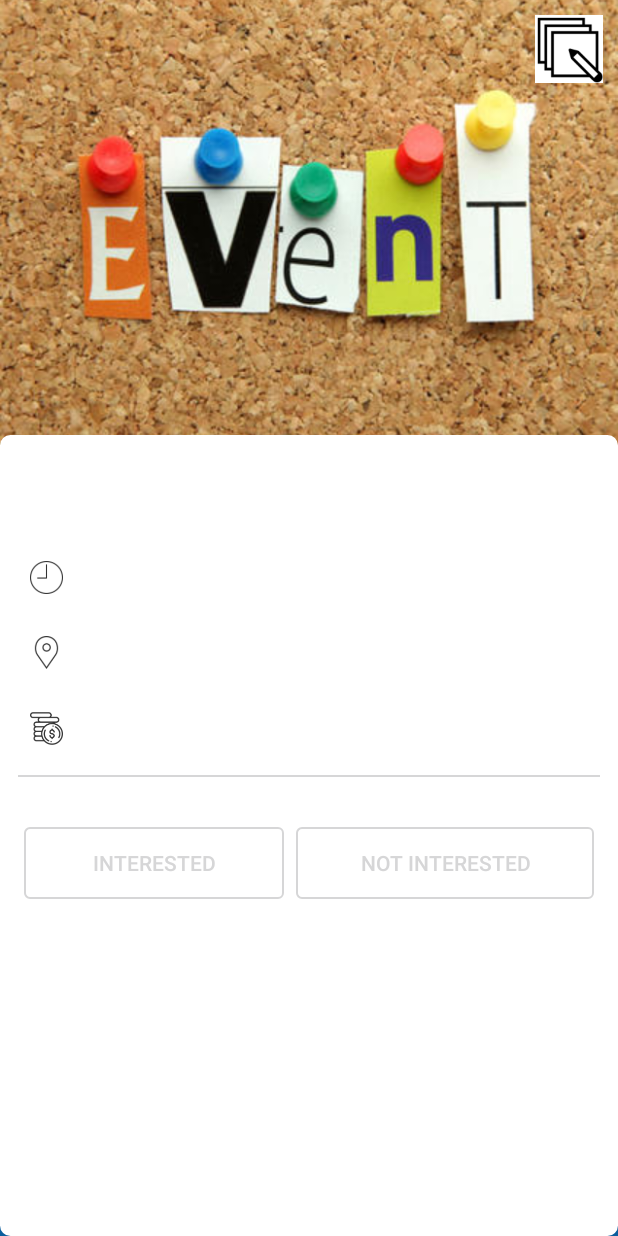
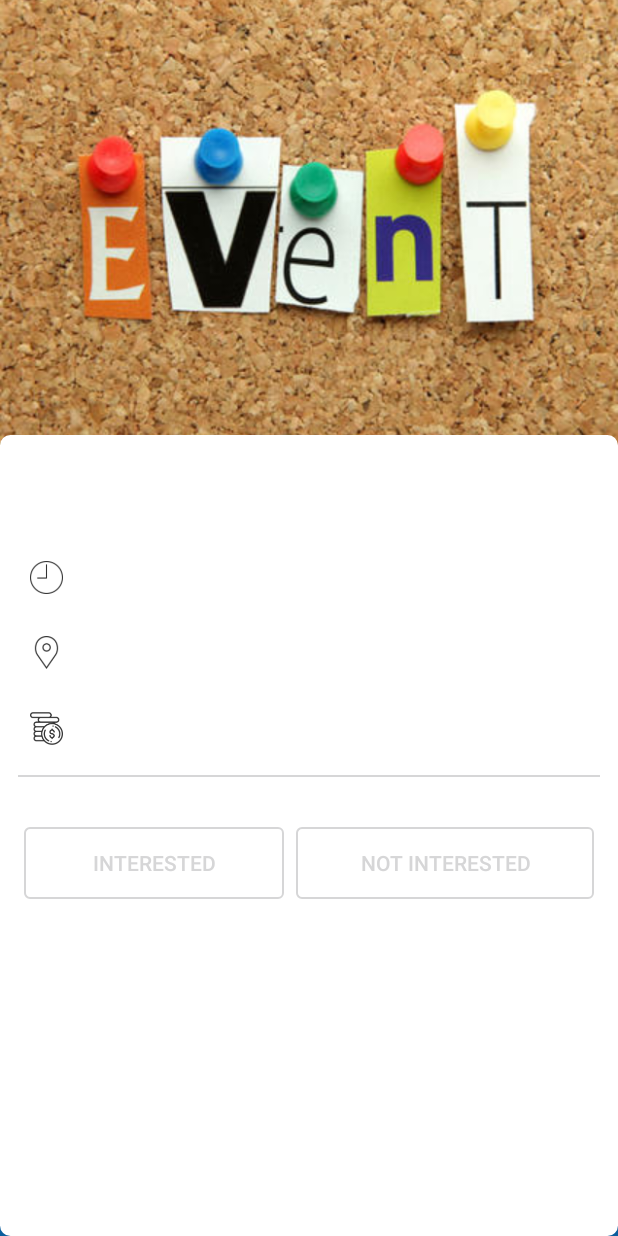
Before and after one commit to matwes/Sportify, an Android app: the EventDetailsActivity screen opened directly, with no data from a screen before it, on a phone screen of 412 x 824 dp. Run offline under Robolectric (Android 15) with nearby library versions, the phone set to English and light mode, and no system bars; our stand-ins replace ButterKnife, Picasso; pictures from the network do not load.

Commit message:
event update

```diff
--- a/app/src/main/java/matwes/zpi/domain/Price.java
+++ b/app/src/main/java/matwes/zpi/domain/Price.java
@@ -10,7 +10,7 @@ public class Price implements Serializable {
     private double min;
     private double max;
 
-    public Price(String currency, int min, int max) {
+    public Price(String currency, double min, double max) {
         this.currency = currency;
         this.min = min;
         this.max = max;
--- a/app/src/main/java/matwes/zpi/eventDetails/EventDetailsActivity.java
+++ b/app/src/main/java/matwes/zpi/eventDetails/EventDetailsActivity.java
@@ -49,7 +49,8 @@ public class EventDetailsActivity extends AppCompatActivity {
     private TextView eName, eType, eTime, ePlace, ePlace2, eMoney, eMembers;
     private Button btnInt, btnNInt;
 
-    @BindView(R.id.editButton) ImageView editButtonImage;
+    String eventId = "";
+    @BindView(R.id.editButton) Button editButtonImage;
 
     @SuppressLint("SetTextI18n")
     @Override
@@ -61,9 +62,10 @@ public class EventDetailsActivity extends AppCompatActivity {
         api = RestService.getApiInstance();
 
         Intent intent = getIntent();
-        final String eventId = intent.getStringExtra("eventId");
+        eventId = intent.getStringExtra("eventId");
 
-        getEvent(eventId);
+        editButtonImage.setVisibility(View.GONE);
+
         eImage = findViewById(R.id.eventImage);
         eName = findViewById(R.id.eventName);
         eType = findViewById(R.id.eventType);
@@ -121,11 +123,6 @@ public class EventDetailsActivity extends AppCompatActivity {
             }
         });
 
-//        if (event.isCreator()) {
-//            editButtonImage.setVisibility(View.VISIBLE);
-//        }else {
-//            editButtonImage.setVisibility(View.GONE);
-//        }
     }
 
     @OnClick(R.id.editButton)
@@ -133,6 +130,12 @@ public class EventDetailsActivity extends AppCompatActivity {
         Intent intent = new Intent(this, AddEventActivity.class);
         intent.putExtra("event", event);
         startActivity(intent);
+    }
+
+    @Override
+    public void onResume() {
+        super.onResume();
+        getEvent(eventId);
     }
 
     private void handleResponse(Call<SuccessResponse> call) {
@@ -222,6 +225,11 @@ public class EventDetailsActivity extends AppCompatActivity {
                 System.out.println(event);
 
                 initializeMap();
+                if (event.isCreator()) {
+                    editButtonImage.setVisibility(View.VISIBLE);
+                }else {
+                    editButtonImage.setVisibility(View.GONE);
+                }
             }
 
             @Override
--- a/app/src/main/res/layout/activity_event_details.xml
+++ b/app/src/main/res/layout/activity_event_details.xml
@@ -22,17 +22,19 @@
             android:scaleType="centerCrop"
             android:src="@drawable/event_placeholder" />
 
-        <ImageView
+        <Button
             android:layout_marginRight="10dp"
             android:layout_marginTop="10dp"
             android:layout_alignParentRight="true"
             android:id="@+id/editButton"
-            android:layout_width="45dp"
+            android:layout_width="100dp"
             android:layout_height="45dp"
-            android:src="@drawable/edit_icon"
-            android:scaleType="centerCrop"
-            android:background="@color/white"
+            android:text="Edytuj"
+            android:elevation="10dp"
+            android:shadowColor="@color/blackColor"
+            android:background="@color/colorPrimary"
             />
+        <!--android:src="@drawable/edit_icon"-->
 
         <ScrollView
             android:layout_width="match_parent"
```
Also changed, not shown: app/src/main/java/matwes/zpi/events/AddEventActivity.java (+27 -8 lines).
